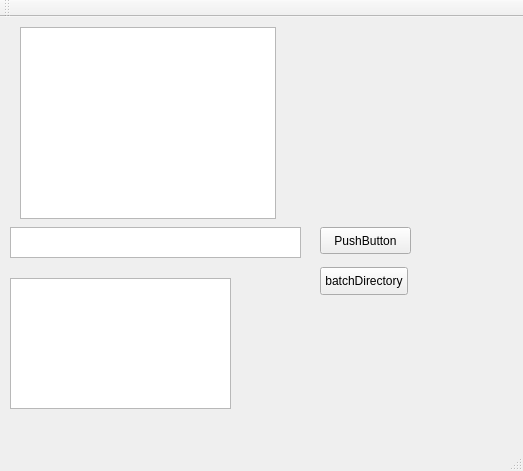
Old version of the form mainwindow.ui in the repository netpipe/QWebPMaker.
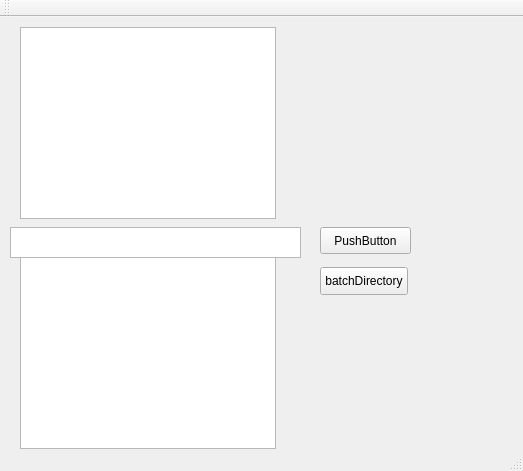
New version of the form.

Patch:
```diff
--- a/mainwindow.ui
+++ b/mainwindow.ui
@@ -37,16 +37,6 @@
      </rect>
     </property>
    </widget>
-   <widget class="QTreeView" name="treeView">
-    <property name="geometry">
-     <rect>
-      <x>10</x>
-      <y>261</y>
-      <width>221</width>
-      <height>131</height>
-     </rect>
-    </property>
-   </widget>
    <widget class="QPushButton" name="batchbutton">
     <property name="geometry">
      <rect>
@@ -70,6 +60,16 @@
      </rect>
     </property>
    </widget>
+   <widget class="QListWidget" name="listWidget">
+    <property name="geometry">
+     <rect>
+      <x>20</x>
+      <y>240</y>
+      <width>256</width>
+      <height>192</height>
+     </rect>
+    </property>
+   </widget>
   </widget>
   <widget class="QMenuBar" name="menuBar">
    <property name="geometry">
```
